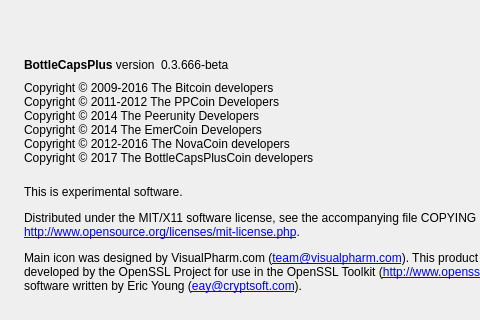
Qt form src/qt/forms/aboutdialog.ui (scificrypto/BottleCapsPlus) before a commit; both pictures show x 0 to 480 and y 0 to 320 of the 640 by 416 pixel window.
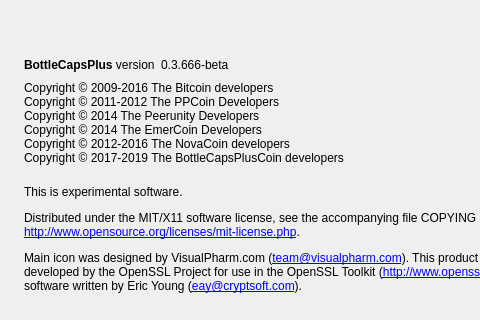
The same form after that commit. Icons and pictures are not drawn.

Commit message: Update Copyright year

```diff
--- a/src/qt/forms/aboutdialog.ui
+++ b/src/qt/forms/aboutdialog.ui
@@ -99,7 +99,7 @@
 Copyright © 2014 The Peerunity Developers
 Copyright © 2014 The EmerCoin Developers
 Copyright © 2012-2016 The NovaCoin developers
-Copyright © 2017 The BottleCapsPlusCoin developers</string>
+Copyright © 2017-2019 The BottleCapsPlusCoin developers</string>
        </property>
        <property name="textInteractionFlags">
         <set>Qt::LinksAccessibleByMouse|Qt::TextSelectableByKeyboard|Qt::TextSelectableByMouse</set>
```
The commit also changes 4 other files.
